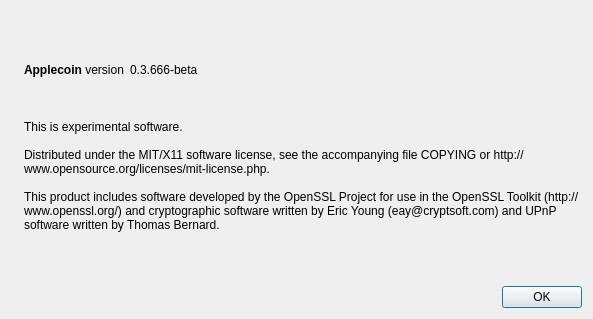
First picture: the form in src/qt/forms/aboutdialog.ui, repository Applecoin/Applecoin-Chinese-Client-Source, before the edit.
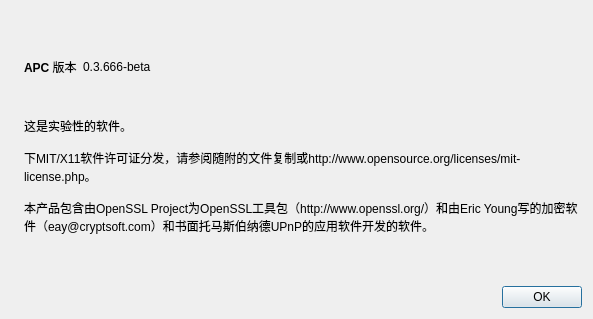
Second picture: the form after the edit. Icons and pictures are not drawn.

Patch:
```diff
--- a/src/qt/forms/aboutdialog.ui
+++ b/src/qt/forms/aboutdialog.ui
@@ -50,7 +50,7 @@
           <cursorShape>IBeamCursor</cursorShape>
          </property>
          <property name="text">
-          <string>&lt;b&gt;Applecoin&lt;/b&gt; version</string>
+          <string>&lt;b&gt;APC&lt;/b&gt; 版本</string>
          </property>
          <property name="textInteractionFlags">
           <set>Qt::LinksAccessibleByMouse|Qt::TextSelectableByKeyboard|Qt::TextSelectableByMouse</set>
@@ -105,11 +105,11 @@
        </property>
        <property name="text">
         <string>
-This is experimental software.
+这是实验性的软件。
 
-Distributed under the MIT/X11 software license, see the accompanying file COPYING or http://www.opensource.org/licenses/mit-license.php.
+下MIT/X11软件许可证分发，请参阅随附的文件复制或http://www.opensource.org/licenses/mit-license.php。
 
-This product includes software developed by the OpenSSL Project for use in the OpenSSL Toolkit (http://www.openssl.org/) and cryptographic software written by Eric Young (eay@cryptsoft.com) and UPnP software written by Thomas Bernard.</string>
+本产品包含由OpenSSL Project为OpenSSL工具包（http://www.openssl.org/）和由Eric Young写的加密软件（eay@cryptsoft.com）和书面托马斯伯纳德UPnP的应用软件开发的软件。</string>
        </property>
        <property name="wordWrap">
         <bool>true</bool>
```
Left out of the diff: 2 changed lines with no effect on the pictures.
